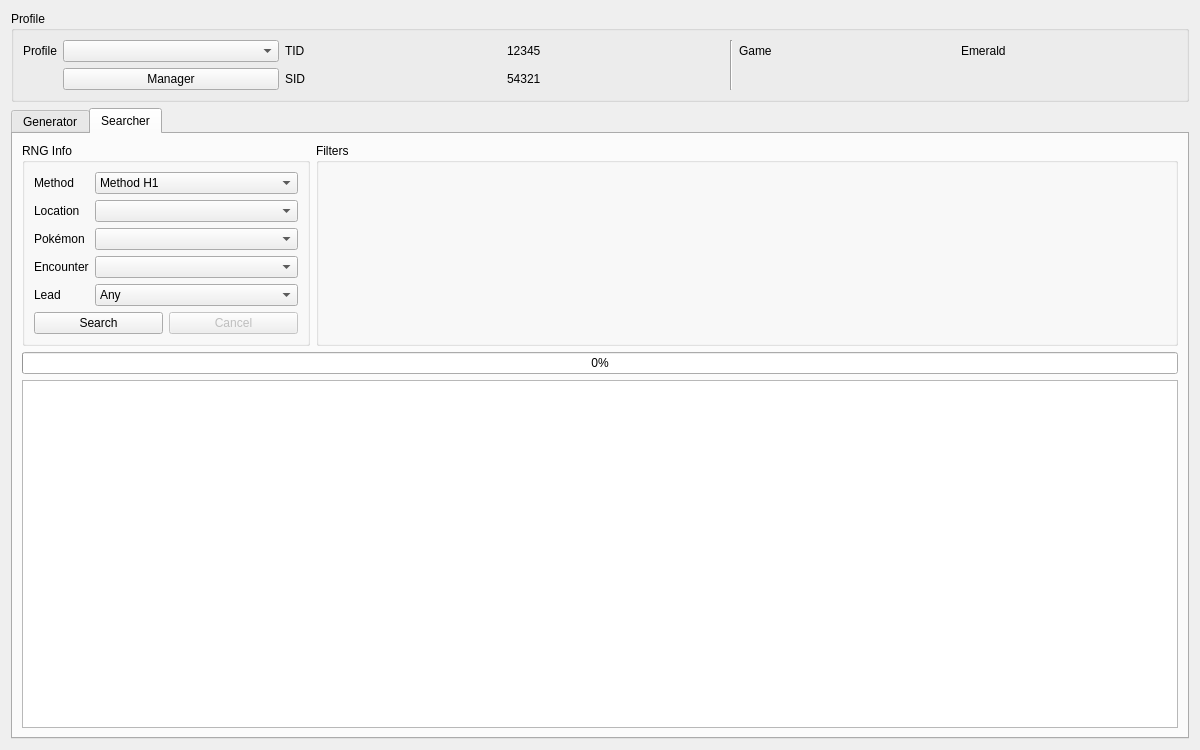
The window that Source/Form/Gen3/Wild3.ui (Admiral-Fish/PokeFinder) describes before a commit, drawn with Qt 5.
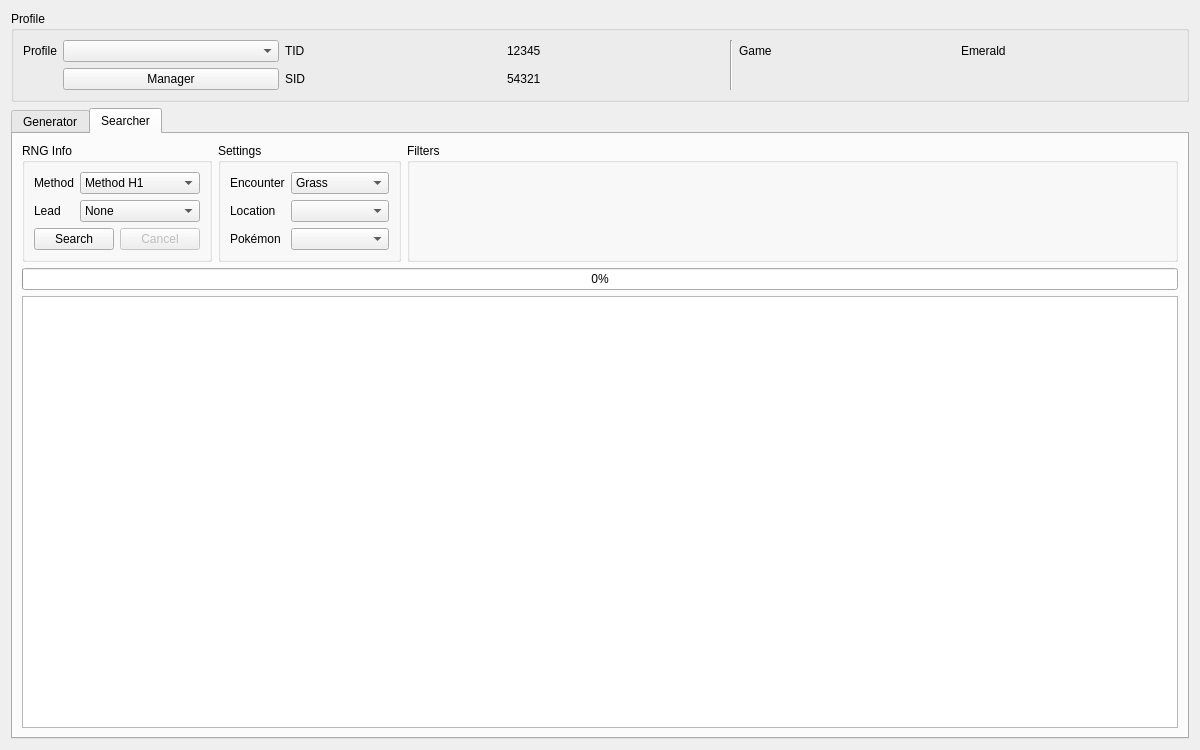
The same window after the commit. The open tabs and pages were chosen to show the change. Icons and pictures are not drawn. Custom widgets are drawn as their Qt base class.

Commit message: Gen 3 wild

```diff
--- a/Source/Form/Gen3/Wild3.ui
+++ b/Source/Form/Gen3/Wild3.ui
@@ -328,27 +328,15 @@
        <string>Searcher</string>
       </attribute>
       <layout class="QGridLayout" name="gridLayout_8">
-       <item row="2" column="0" colspan="2">
-        <widget class="TableView" name="tableViewSearcher">
-         <property name="contextMenuPolicy">
-          <enum>Qt::CustomContextMenu</enum>
+       <item row="1" column="0" colspan="3">
+        <widget class="QProgressBar" name="progressBar">
+         <property name="value">
+          <number>0</number>
          </property>
-         <property name="sortingEnabled">
-          <bool>true</bool>
-         </property>
-         <attribute name="verticalHeaderVisible">
-          <bool>false</bool>
-         </attribute>
         </widget>
        </item>
        <item row="0" column="0">
         <widget class="QGroupBox" name="groupBoxSearcherRNGInfo">
-         <property name="sizePolicy">
-          <sizepolicy hsizetype="Preferred" vsizetype="Preferred">
-           <horstretch>1</horstretch>
-           <verstretch>0</verstretch>
-          </sizepolicy>
-         </property>
          <property name="title">
           <string>RNG Info</string>
          </property>
@@ -366,7 +354,44 @@
             </property>
            </widget>
           </item>
-          <item row="5" column="0" colspan="2">
+          <item row="3" column="1">
+           <widget class="ComboBox" name="comboBoxSearcherLead">
+            <item>
+             <property name="text">
+              <string>None</string>
+             </property>
+            </item>
+            <item>
+             <property name="text">
+              <string>Cute Charm ♂</string>
+             </property>
+            </item>
+            <item>
+             <property name="text">
+              <string>Cute Charm ♀</string>
+             </property>
+            </item>
+            <item>
+             <property name="text">
+              <string>Synchronize</string>
+             </property>
+            </item>
+           </widget>
+          </item>
+          <item row="3" column="0">
+           <widget class="QLabel" name="labelSearcherLead">
+            <property name="sizePolicy">
+             <sizepolicy hsizetype="Fixed" vsizetype="Preferred">
+              <horstretch>0</horstretch>
+              <verstretch>0</verstretch>
+             </sizepolicy>
+            </property>
+            <property name="text">
+             <string>Lead</string>
+            </property>
+           </widget>
+          </item>
+          <item row="4" column="0" colspan="2">
            <layout class="QHBoxLayout" name="horizontalLayout">
             <item>
              <widget class="QPushButton" name="pushButtonSearch">
@@ -409,99 +434,14 @@
             </item>
            </widget>
           </item>
-          <item row="3" column="0">
-           <widget class="QLabel" name="labelSearcherEncounter">
-            <property name="sizePolicy">
-             <sizepolicy hsizetype="Fixed" vsizetype="Preferred">
-              <horstretch>0</horstretch>
-              <verstretch>0</verstretch>
-             </sizepolicy>
-            </property>
-            <property name="text">
-             <string>Encounter</string>
-            </property>
-           </widget>
-          </item>
-          <item row="3" column="1">
-           <widget class="QComboBox" name="comboBoxSearcherEncounter"/>
-          </item>
-          <item row="2" column="1">
-           <widget class="QComboBox" name="comboBoxSearcherPokemon"/>
-          </item>
-          <item row="2" column="0">
-           <widget class="QLabel" name="labelSearcherPokemon">
-            <property name="sizePolicy">
-             <sizepolicy hsizetype="Fixed" vsizetype="Preferred">
-              <horstretch>0</horstretch>
-              <verstretch>0</verstretch>
-             </sizepolicy>
-            </property>
-            <property name="text">
-             <string>Pokémon</string>
-            </property>
-           </widget>
-          </item>
-          <item row="4" column="1">
-           <widget class="ComboBox" name="comboBoxSearcherLead">
-            <item>
-             <property name="text">
-              <string>Any</string>
-             </property>
-            </item>
-            <item>
-             <property name="text">
-              <string>Synchronize</string>
-             </property>
-            </item>
-            <item>
-             <property name="text">
-              <string>Cute Charm</string>
-             </property>
-            </item>
-            <item>
-             <property name="text">
-              <string>None</string>
-             </property>
-            </item>
-           </widget>
-          </item>
-          <item row="1" column="0">
-           <widget class="QLabel" name="labelSearcherLocation">
-            <property name="sizePolicy">
-             <sizepolicy hsizetype="Fixed" vsizetype="Preferred">
-              <horstretch>0</horstretch>
-              <verstretch>0</verstretch>
-             </sizepolicy>
-            </property>
-            <property name="text">
-             <string>Location</string>
-            </property>
-           </widget>
-          </item>
-          <item row="1" column="1">
-           <widget class="QComboBox" name="comboBoxSearcherLocation"/>
-          </item>
-          <item row="4" column="0">
-           <widget class="QLabel" name="labelSearcherLead">
-            <property name="sizePolicy">
-             <sizepolicy hsizetype="Fixed" vsizetype="Preferred">
-              <horstretch>0</horstretch>
-              <verstretch>0</verstretch>
-             </sizepolicy>
-            </property>
-            <property name="text">
-             <string>Lead</string>
-            </property>
-           </widget>
-          </item>
          </layout>
         </widget>
        </item>
-       <item row="0" column="1">
+       <item row="0" column="2">
         <widget class="QGroupBox" name="groupBoxSearcherFilters">
          <property name="sizePolicy">
           <sizepolicy hsizetype="Preferred" vsizetype="Preferred">
-           <horstretch>3</horstretch>
+           <horstretch>1</horstretch>
            <verstretch>0</verstretch>
           </sizepolicy>
          </property>
@@ -515,11 +455,105 @@
          </layout>
         </widget>
        </item>
-       <item row="1" column="0" colspan="2">
-        <widget class="QProgressBar" name="progressBar">
-         <property name="value">
-          <number>0</number>
+       <item row="2" column="0" colspan="3">
+        <widget class="TableView" name="tableViewSearcher">
+         <property name="contextMenuPolicy">
+          <enum>Qt::CustomContextMenu</enum>
          </property>
+         <property name="sortingEnabled">
+          <bool>true</bool>
+         </property>
+         <attribute name="verticalHeaderVisible">
+          <bool>false</bool>
+         </attribute>
+        </widget>
+       </item>
+       <item row="0" column="1">
+        <widget class="QGroupBox" name="groupBox_2">
+         <property name="title">
+          <string>Settings</string>
+         </property>
+         <layout class="QGridLayout" name="gridLayout_10">
+          <item row="0" column="0">
+           <widget class="QLabel" name="labelSearcherEncounter">
+            <property name="sizePolicy">
+             <sizepolicy hsizetype="Fixed" vsizetype="Preferred">
+              <horstretch>0</horstretch>
+              <verstretch>0</verstretch>
+             </sizepolicy>
+            </property>
+            <property name="text">
+             <string>Encounter</string>
+            </property>
+           </widget>
+          </item>
+          <item row="2" column="0">
+           <widget class="QLabel" name="labelSearcherPokemon">
+            <property name="sizePolicy">
+             <sizepolicy hsizetype="Fixed" vsizetype="Preferred">
+              <horstretch>0</horstretch>
+              <verstretch>0</verstretch>
+             </sizepolicy>
+            </property>
+            <property name="text">
+             <string>Pokémon</string>
+            </property>
+           </widget>
+          </item>
+          <item row="0" column="1">
+           <widget class="ComboBox" name="comboBoxSearcherEncounter">
+            <item>
+             <property name="text">
+              <string>Grass</string>
+             </property>
+            </item>
+            <item>
+             <property name="text">
+              <string>Rock Smash</string>
+             </property>
+            </item>
+            <item>
+             <property name="text">
+              <string>Surfing</string>
+             </property>
+            </item>
+            <item>
+             <property name="text">
+              <string>Old Rod</string>
+             </property>
+            </item>
+            <item>
+             <property name="text">
+              <string>Good Rod</string>
+             </property>
+            </item>
+            <item>
+             <property name="text">
+              <string>Super Rod</string>
+             </property>
+            </item>
+           </widget>
+          </item>
+          <item row="2" column="1">
+           <widget class="ComboBox" name="comboBoxSearcherPokemon"/>
+          </item>
+          <item row="1" column="0">
+           <widget class="QLabel" name="labelSearcherLocation">
+            <property name="sizePolicy">
+             <sizepolicy hsizetype="Fixed" vsizetype="Preferred">
+              <horstretch>0</horstretch>
+              <verstretch>0</verstretch>
+             </sizepolicy>
+            </property>
+            <property name="text">
+             <string>Location</string>
+            </property>
+           </widget>
+          </item>
+          <item row="1" column="1">
+           <widget class="ComboBox" name="comboBoxSearcherLocation"/>
+          </item>
+         </layout>
         </widget>
        </item>
       </layout>
```
Left out of the diff: 344 changed lines with no effect on the pictures. The commit also changes 52 other files.
